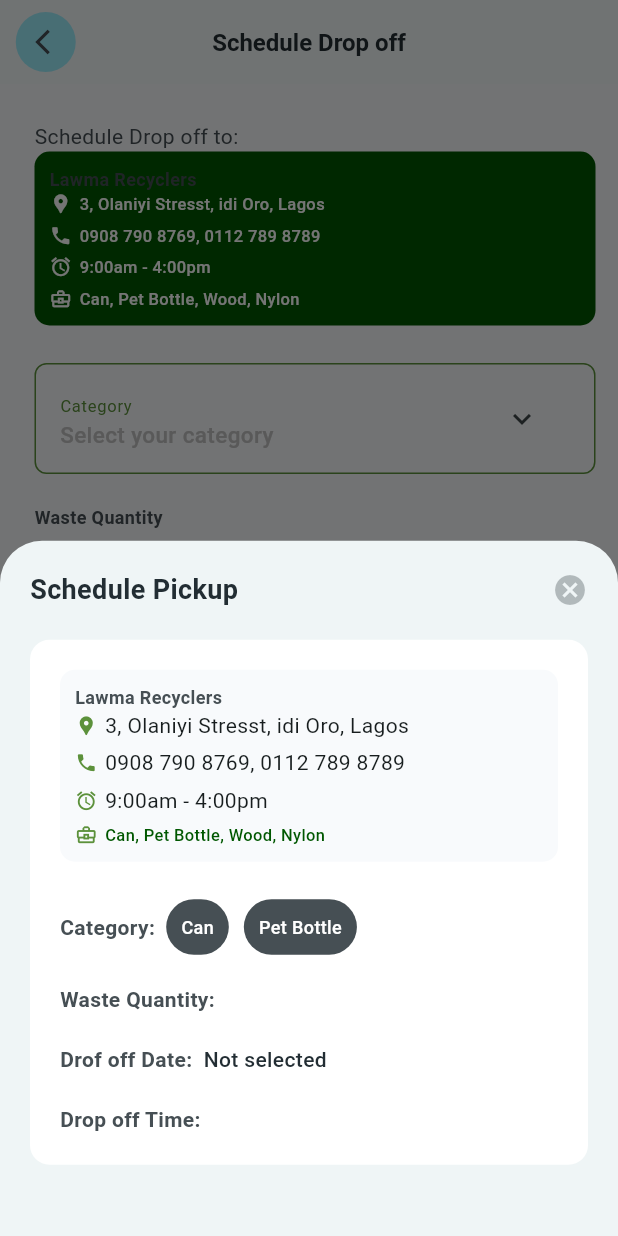
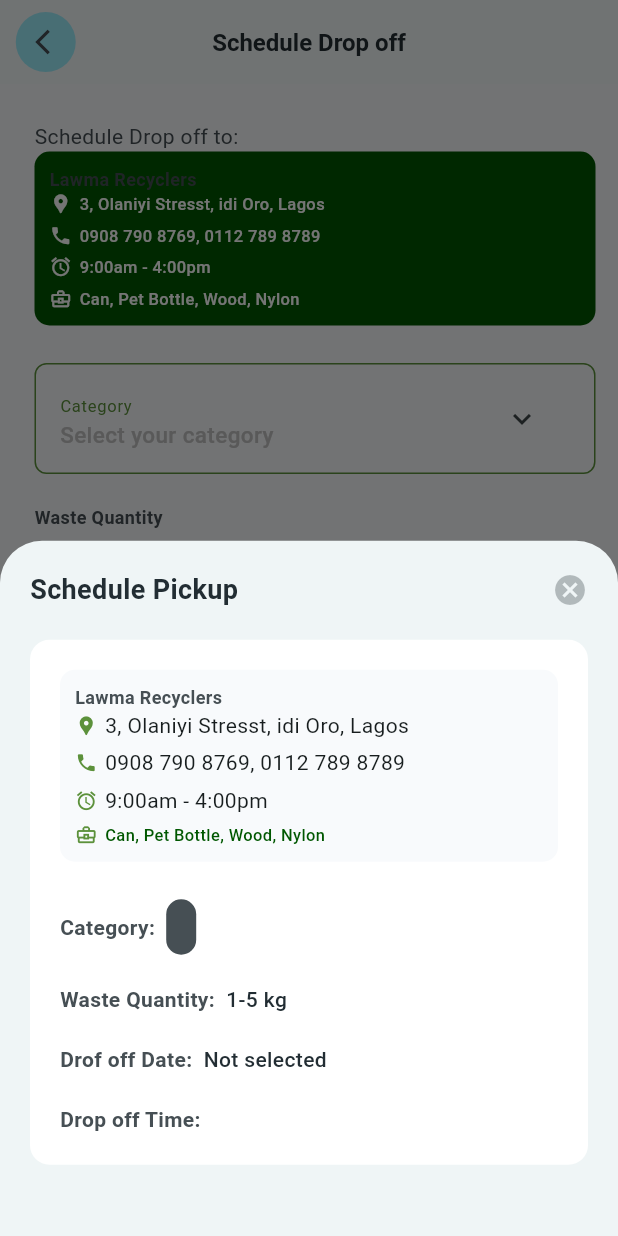
Before and after one commit to Zackcodder/pakam_household, a Flutter app: the DropOffScheduleDetailsScreen screen opened by its route, after a tap on "Continue", on a phone screen of 412 x 824 dp. Run offline on Flutter 3.47's test engine with Material 3 defaults, Android fonts, the phone set to English and light mode, and no system bars; Roboto replaces fonts that are missing (Raleway).

Commit message:
modified:   lib/main.dart 	modified:   lib/screens/drop_off_schedule_details.dart 	modified:   lib/screens/schedule.dart 	modified:   lib/screens/schedule_details.dart 	modified:   lib/screens/schedule_pickup.dart 	modified:   lib/screens/selected_waste_category.dart

```diff
--- a/lib/main.dart
+++ b/lib/main.dart
@@ -10,12 +10,14 @@
 import 'package:pakam_household/screens/selected_waste_category.dart';
 import 'package:pakam_household/screens/wallet.dart';
 
+String? selectedWasteCategory;
 void main() {
   runApp(const MyApp());
 }
 
 class MyApp extends StatelessWidget {
   const MyApp({super.key});
+
 
   // This widget is the root of your application.
   @override
--- a/lib/screens/drop_off_schedule_details.dart
+++ b/lib/screens/drop_off_schedule_details.dart
@@ -6,6 +6,7 @@
 import '../constants/colors.dart';
 import 'package:intl/intl.dart';
 import '../constants/text_style.dart';
+import '../main.dart';
 
 class DropOffScheduleDetailsScreen extends StatefulWidget {
   static String id = 'schedule_drop_off_details_screen';
@@ -216,29 +217,10 @@
                                   borderRadius: BorderRadius.circular(
                                       50), // Optionally, add rounded corners
                                 ),
-                                child: const Center(
+                                child:  Center(
                                   child: Text(
-                                    'Can',
-                                    style: TextStyle(
-                                        color: kcWhite,
-                                        fontWeight: FontWeight.w500,
-                                        fontFamily: 'Raleway',
-                                        fontSize: 12,
-                                        fontStyle: FontStyle.normal),
-                                  ),
-                                ),
-                              ),
-                              Container(
-                                padding: const EdgeInsets.all(10),
-                                decoration: BoxDecoration(
-                                  color: kcIconGrey,
-                                  borderRadius: BorderRadius.circular(
-                                      50), // Optionally, add rounded corners
-                                ),
-                                child: const Center(
-                                  child: Text(
-                                    'Pet Bottle',
-                                    style: TextStyle(
+                                    selectedWasteCategory ??'',
+                                    style: const TextStyle(
                                         color: kcWhite,
                                         fontWeight: FontWeight.w500,
                                         fontFamily: 'Raleway',
@@ -252,15 +234,15 @@
                           const SizedBox(height: 20.0),
 
                           ///waste quantity
-                          Text.rich(
+                          const Text.rich(
                             TextSpan(
                               children: [
-                                const TextSpan(
+                                TextSpan(
                                   text: 'Waste Quantity:  ',
                                   style: kBottomSheetHeaderBodyText,
                                 ),
                                 TextSpan(
-                                  text: _locationController.text,
+                                  text: '1-5 kg',
                                   style: kBottomSheetHeaderBodyValueText,
                                 ),
                               ],
@@ -345,7 +327,7 @@
     showDialog(
       context: context,
       builder: (BuildContext context) {
-        Future.delayed(const Duration(seconds: 5), () {
+        Future.delayed(const Duration(seconds: 3), () {
           Navigator.pop(context); // Close the submitting dialog after 5 seconds
           _showSuccessDialog(); // Show the success dialog
         });
@@ -525,7 +507,8 @@
                   // _selectDate(context);
                 },
                 title: const Text('Category', style: kSchedulePickupTextField),
-                subtitle: const Text('Select your category',
+                subtitle:  Text(
+                    selectedWasteCategory ?? 'Select your category',
                     style: kSchedulePickupTextFieldHint),
                 trailing: IconButton(
                   onPressed: () {
--- a/lib/screens/schedule_details.dart
+++ b/lib/screens/schedule_details.dart
@@ -257,7 +257,7 @@
                 ///delete
                 GestureDetector(
                   onTap: () {
-                    Navigator.pushNamed(context, ScheduleScreen.id);
+                    Navigator.pop(context);
                   },
                   child: Container(
                       margin: const EdgeInsets.only(bottom: 20,),
@@ -285,7 +285,7 @@
                 ///missed
                 GestureDetector(
                   onTap: () {
-                    Navigator.pushNamed(context, ScheduleScreen.id);
+                    Navigator.pop(context);
                   },
                   child: Container(
                       margin: const EdgeInsets.only(bottom: 20,),
--- a/lib/screens/selected_waste_category.dart
+++ b/lib/screens/selected_waste_category.dart
@@ -3,6 +3,7 @@
 
 import '../constants/colors.dart';
 import '../constants/text_style.dart';
+import '../main.dart';
 
 class SelectWasteCategoryScreen extends StatefulWidget {
   static String id = 'selected_waste_category_screen';
@@ -176,6 +177,9 @@
                         return GestureDetector(
                           onTap: () {
                             setState(() {
+                              isListVisible = !isListVisible;
+                              // Set the selected waste category
+                              selectedWasteCategory = item;
                               if (isSelected) {
                                 selectedPetBottles.remove(item);
                               } else {
```
Also changed, not shown: lib/screens/schedule.dart (+35 -17 lines), lib/screens/schedule_pickup.dart (+7 -5 lines).
